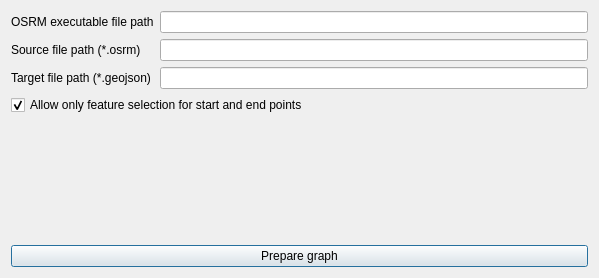
Before: the Qt Designer form plugin/osrm/test_settings_dialog.ui in MikhanGusev/osrm_for_qgis, drawn with Qt 5.
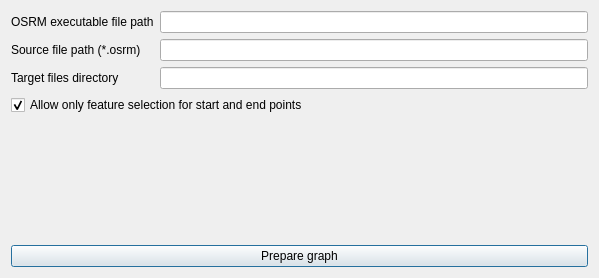
After: the same form once the commit is applied.

Commit message: Added path details result (json file)

Diff of the .ui file:
```diff
--- a/plugin/osrm/test_settings_dialog.ui
+++ b/plugin/osrm/test_settings_dialog.ui
@@ -47,7 +47,7 @@
      <item row="2" column="1">
       <widget class="QLabel" name="label_3">
        <property name="text">
-        <string>Target file path (*.geojson)</string>
+        <string>Target files directory</string>
        </property>
       </widget>
      </item>
```
The commit also changes 3 other files.
